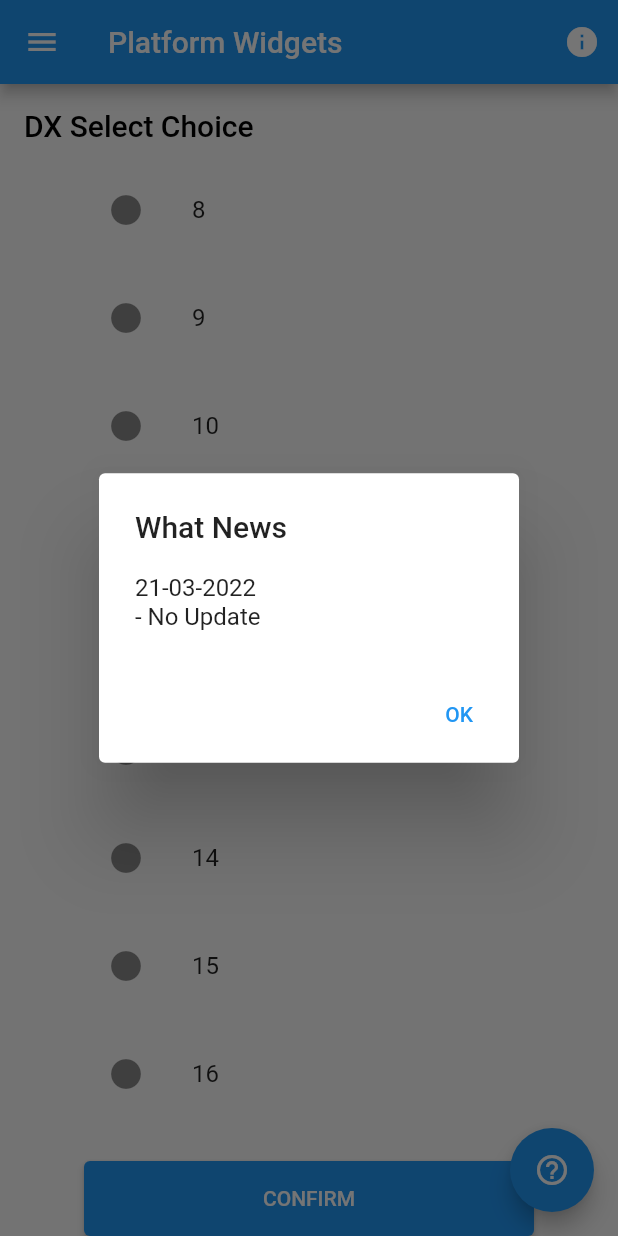
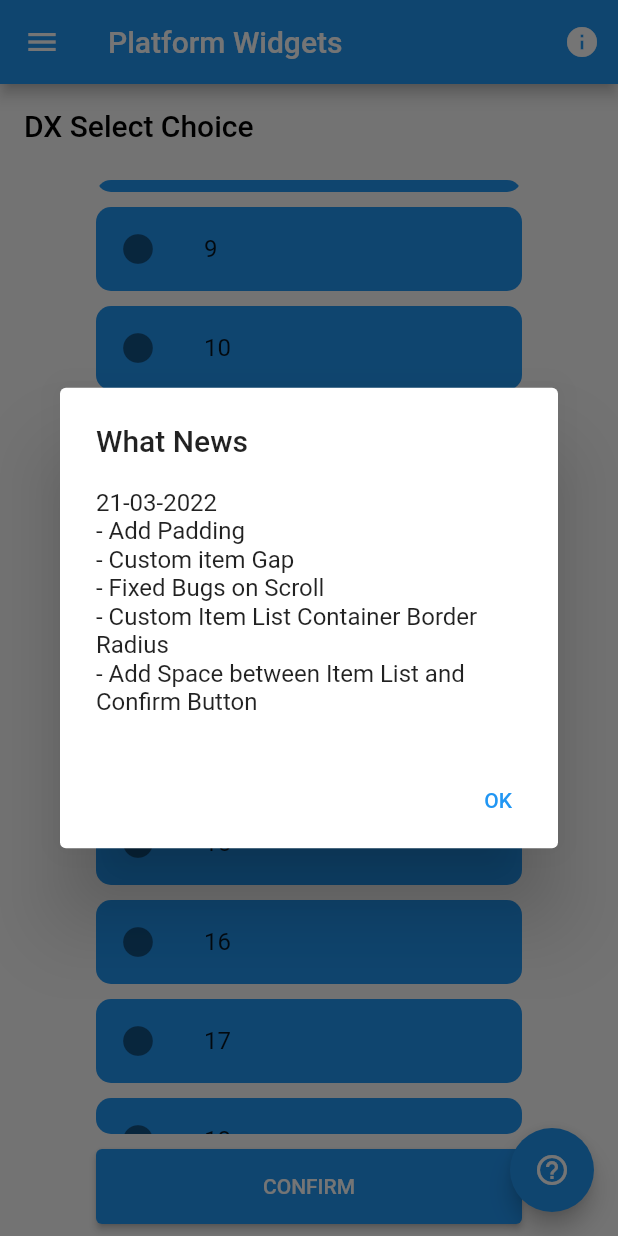
Before and after one commit to DalangLy/pos_platform_widgets, a Flutter app: the DXSelectChoicePage screen opened by its route, scrolled down 576 dp, after a tap on the "help outline" icon, on a phone screen of 412 x 824 dp. Run offline on Flutter 3.47's test engine with Material 2 defaults, Android fonts, the phone set to English and light mode, and no system bars; our stand-ins replace auto_route.

Commit message:
fixed bugs

```diff
--- a/lib/home_page.dart
+++ b/lib/home_page.dart
@@ -60,6 +60,7 @@ class _HomePageState extends State<HomePage> {
                   selected: _navigation[index].path == path,
                   onTap: (){
                     AutoRouter.of(context).pushNamed(_navigation[index].path,);
+                    Navigator.of(context).pop();
                   },
                 );
               },
--- a/lib/screens/dx_choice_page.dart
+++ b/lib/screens/dx_choice_page.dart
@@ -85,6 +85,7 @@ class _DXChoicePageState extends State<DXChoicePage> {
                 Text('- Customize Cross Axis Count'),
                 Text('- Customize Gap Between Item'),
                 Text('- Fixed Bug on each item size not equal'),
+                Text('- Use Builder instead of static List'),
               ],
             ),
           ),
--- a/lib/screens/dx_select_choice_page.dart
+++ b/lib/screens/dx_select_choice_page.dart
@@ -28,7 +28,9 @@ class _DXSelectChoicePageState extends State<DXSelectChoicePage> {
               items: List.generate(100, (index) => '$index'),
               builder: (context, item){
                 return ListTile(
+                  tileColor: Colors.blue,
                   leading: const Icon(Icons.circle),
+                  shape: RoundedRectangleBorder(borderRadius: BorderRadius.circular(10.0)),
                   title: Text(item.toString(),),
                 );
               },
@@ -60,7 +62,11 @@ class _DXSelectChoicePageState extends State<DXSelectChoicePage> {
             child: ListBody(
               children: const <Widget>[
                 Text('21-03-2022'),
-                Text('- No Update'),
+                Text('- Add Padding'),
+                Text('- Custom item Gap'),
+                Text('- Fixed Bugs on Scroll'),
+                Text('- Custom Item List Container Border Radius'),
+                Text('- Add Space between Item List and Confirm Button'),
               ],
             ),
           ),
--- a/lib/widgets/dxauthorize.step.dialog.dart
+++ b/lib/widgets/dxauthorize.step.dialog.dart
@@ -73,7 +73,9 @@ class _DXAuthorizeStepState extends State<DXAuthorizeStep> with SingleTickerProv
                     items: List.generate(100, (index) => '$index'),
                     builder: (context, item){
                       return ListTile(
+                        tileColor: Colors.blue,
                         leading: const Icon(Icons.circle),
+                        shape: RoundedRectangleBorder(borderRadius: BorderRadius.circular(10.0)),
                         title: Text(item.toString(),),
                       );
                     },
--- a/lib/widgets/dxselect.choice.widget.dart
+++ b/lib/widgets/dxselect.choice.widget.dart
@@ -4,29 +4,41 @@ class DXSelectChoice<T> extends StatelessWidget {
   final List<T> items;
   final Widget Function(BuildContext context, T item,) builder;
   final Widget action;
-  const DXSelectChoice({Key? key, required this.items, required this.builder, required this.action,}) : super(key: key);
+  final double itemGap;
+  final double spacer;
+  final double itemContainerRadius;
+  const DXSelectChoice({Key? key, required this.items, required this.builder, required this.action, this.itemGap = 10.0, this.spacer = 10.0, this.itemContainerRadius = 10.0,}) : super(key: key);
 
   @override
   Widget build(BuildContext context) {
-    return Column(
+    return Padding(
+      padding: const EdgeInsets.all(8.0),
+      child: Column(
         children: [
           Expanded(
+            child: ClipRRect(
+              borderRadius: BorderRadius.circular(itemContainerRadius,),
+              child: Material(
                 child: ListView.separated(
                   itemBuilder: (context, index) {
                     return builder(context, items[index]);
                   },
                   separatorBuilder: (context, index){
-              return const Divider(color: Colors.transparent,);
+                    return Divider(color: Colors.transparent, height: itemGap,);
                   },
                   itemCount: items.length,
                 ),
               ),
+            ),
+          ),
+          Divider(color: Colors.transparent, height: spacer,),
           SizedBox(
             width: double.infinity,
             height: 50.0,
             child: action,
           ),
         ],
+      ),
     );
   }
 }
```
Also changed, not shown: lib/screens/dx_modifier_page.dart (+39 -0 lines), lib/widgets/dxmodifier.widget.dart (+11 -10 lines). Lines whose indentation alone changed are shown as unchanged.
